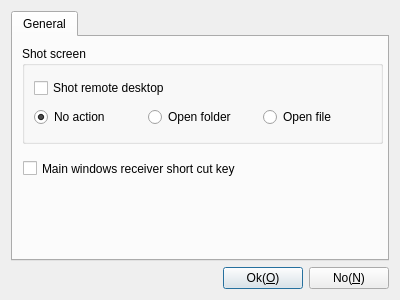
The window that App/Viewer/DlgSettings.ui (KangLin/RabbitRemoteControl) describes before a commit, drawn with Qt 5.
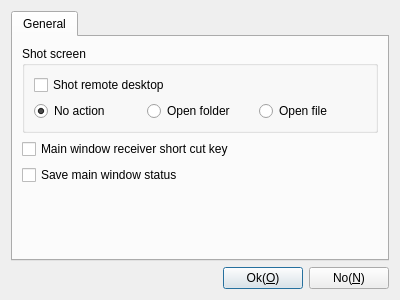
The same window after the commit. Icons and pictures are not drawn.

Commit message: App: save main window state

Patch:
```diff
--- a/App/Viewer/DlgSettings.ui
+++ b/App/Viewer/DlgSettings.ui
@@ -34,15 +34,16 @@
       <attribute name="title">
        <string>General</string>
       </attribute>
+      <layout class="QGridLayout" name="gridLayout_3">
+       <item row="1" column="0" colspan="2">
+        <widget class="QCheckBox" name="cbReciverShortCut">
+         <property name="text">
+          <string>Main window receiver short cut key</string>
+         </property>
+        </widget>
+       </item>
+       <item row="0" column="0" colspan="2">
       <widget class="QGroupBox" name="groupBox">
-       <property name="geometry">
-        <rect>
-         <x>9</x>
-         <y>9</y>
-         <width>361</width>
-         <height>98</height>
-        </rect>
-       </property>
        <property name="title">
         <string>Shot screen</string>
        </property>
@@ -90,19 +91,28 @@
         </item>
        </layout>
       </widget>
-      <widget class="QCheckBox" name="cbReciverShortCut">
-       <property name="geometry">
-        <rect>
-         <x>10</x>
-         <y>120</y>
-         <width>341</width>
-         <height>23</height>
-        </rect>
-       </property>
+       </item>
+       <item row="2" column="0" rowspan="2" colspan="2">
+        <widget class="QCheckBox" name="cbSaveMainWindowStatus">
        <property name="text">
-        <string>Main windows receiver short cut key</string>
-       </property>
-      </widget>
+          <string>Save main window status</string>
+         </property>
+        </widget>
+       </item>
+       <item row="4" column="0">
+        <spacer name="verticalSpacer">
+         <property name="orientation">
+          <enum>Qt::Vertical</enum>
+         </property>
+         <property name="sizeHint" stdset="0">
+          <size>
+           <width>20</width>
+           <height>58</height>
+          </size>
+         </property>
+        </spacer>
+       </item>
+      </layout>
      </widget>
     </widget>
    </item>
```
Lines whose indentation alone changed are shown as unchanged. The commit also changes 40 other files.
